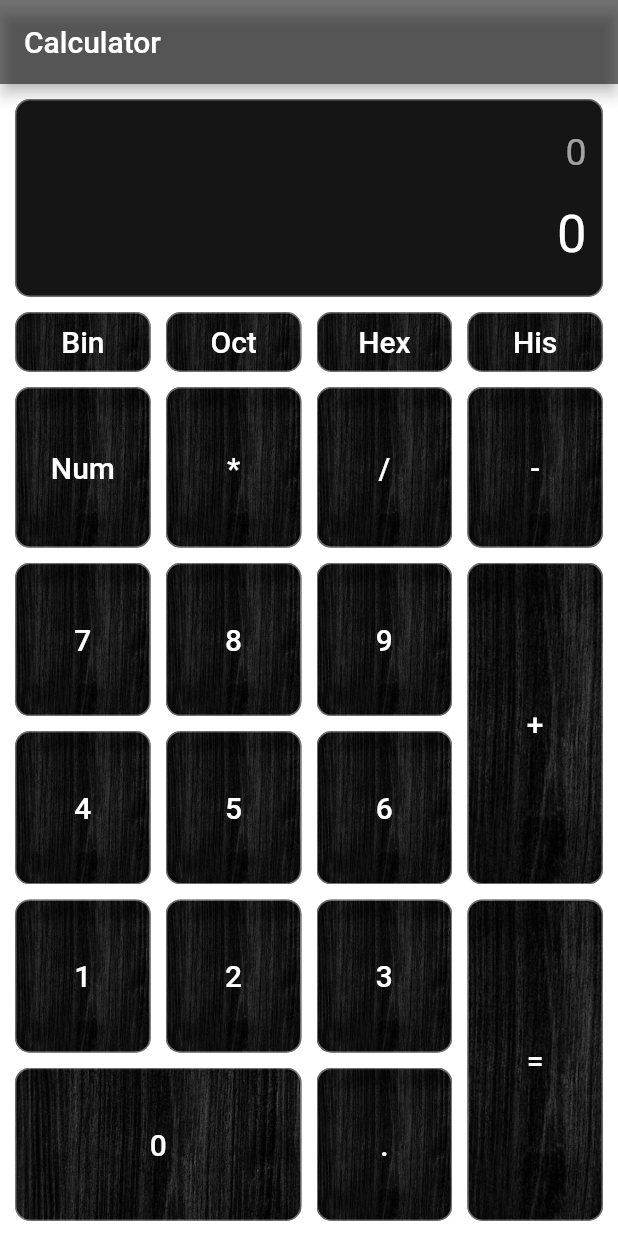
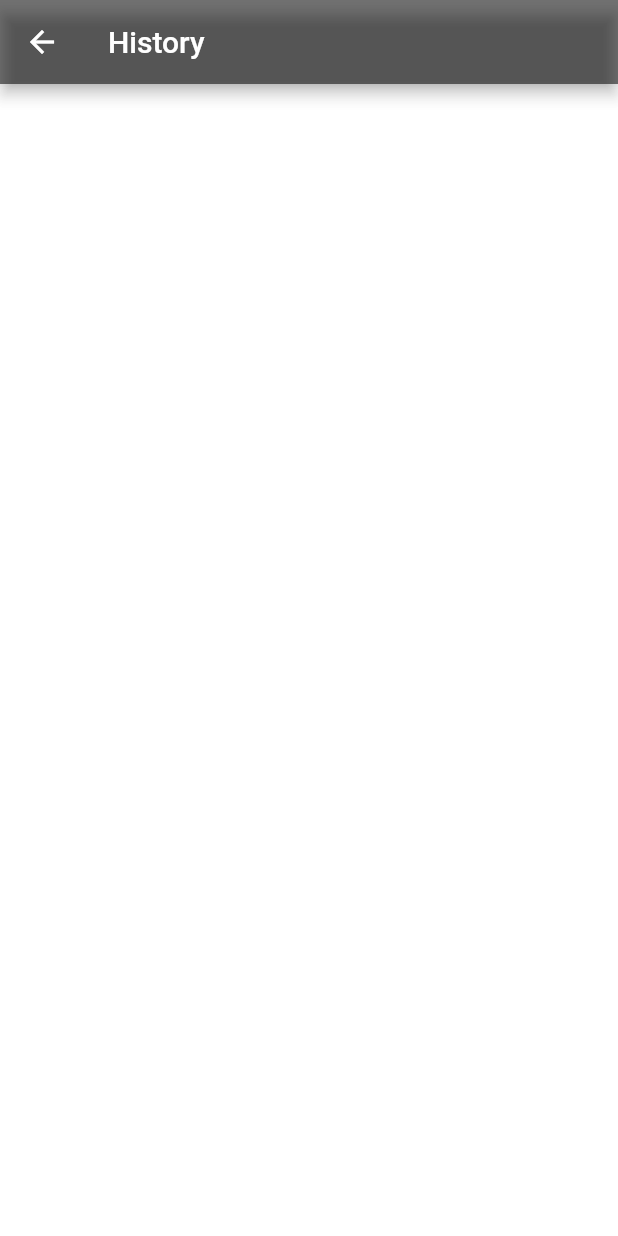
Before and after one commit to kacperkukulka/FlutterCalculator, a Flutter app: the screen it shows after launch, after a tap on "Bin", after a tap on "His", on a phone screen of 412 x 824 dp. Run offline on Flutter 3.47's test engine with Material 2 defaults, Android fonts, the phone set to English and light mode, and no system bars.

Commit message:
Added history button

```diff
--- a/calculator/lib/main.dart
+++ b/calculator/lib/main.dart
@@ -7,14 +7,49 @@ void main() {
   runApp(const MainApp());
 }
 
-class MainApp extends StatefulWidget {
+class MainApp extends StatelessWidget {
   const MainApp({Key? key}) : super(key: key);
 
   @override
-  State<MainApp> createState() => _MainAppState();
+  Widget build(BuildContext context) {
+    return const MaterialApp(
+      title: 'Calculator',
+      home: Calculator(),
+    );
+  }
 }
 
-class _MainAppState extends State<MainApp> {
+class HistoryScreen extends StatelessWidget{
+  const HistoryScreen({Key? key, required this.history}) : super(key: key);
+
+  final List<String> history;
+
+  @override
+  Widget build(BuildContext context) {
+    return Scaffold(
+      backgroundColor: Colors.white24,
+      appBar: AppBar(
+        title: const Text("History"),
+        backgroundColor: Colors.black54,
+      ),
+      body: ListView(
+        children: history.map((e) => Padding(
+            padding: const EdgeInsets.only(left: 5, right: 5, top: 20, bottom: 5),
+            child: Text(e, style: const TextStyle(color: Colors.white, fontSize: 20),)
+          )).toList()
+      )
+    );
+  }
+}
+
+class Calculator extends StatefulWidget {
+  const Calculator({Key? key}) : super(key: key);
+
+  @override
+  State<Calculator> createState() => _CalculatorState();
+}
+
+class _CalculatorState extends State<Calculator> {
   String val = "0";
   String equal = "= 0";
   String aktualna = "0";
@@ -24,8 +59,7 @@ class _MainAppState extends State<MainApp> {
 
   Onp onp = Onp();
 
-  List<double> liczby = List.empty(growable: true);
-  List<String> operacje = List.empty(growable: true);
+  List<String> history = List.empty(growable: true);
 
   void dodajCyfre(String x){
     if(equalTemp!=""){
@@ -99,6 +133,7 @@ class _MainAppState extends State<MainApp> {
 
     onp.reset();
     wyrazPrev = "";
+    history.add("$val $equal");
   }
 
   void konwert(int typ){
@@ -110,6 +145,17 @@ class _MainAppState extends State<MainApp> {
       }
       equal = double.parse(decimalEqual.substring(2)).round().toRadixString(typ);
     });
+  }
+
+  void historyBtn(BuildContext context){
+    Navigator.push(
+      context,
+      MaterialPageRoute(
+        builder: (context) => HistoryScreen(
+          history: history,
+        )
+      )
+    );
   }
 
   Flexible fullSizeButton({
@@ -150,8 +196,7 @@ class _MainAppState extends State<MainApp> {
 
   @override
   Widget build(BuildContext context) {
-    return MaterialApp(
-      home: Scaffold(
+    return Scaffold(
       backgroundColor: Colors.white24,
       appBar: AppBar(
         title: const Text("Calculator"),
@@ -204,7 +249,7 @@ class _MainAppState extends State<MainApp> {
                   const SizedBox(width: 10,),
                   fullSizeButton(
                     text: 'His',
-                      onPressed: (){}
+                    onPressed: (){ historyBtn(context); }
                   )
                 ],
               ),
@@ -336,7 +381,6 @@ class _MainAppState extends State<MainApp> {
           ],
         ),
       ),
-      ),
     );
   }
 }
```
Lines whose indentation alone changed are shown as unchanged.
